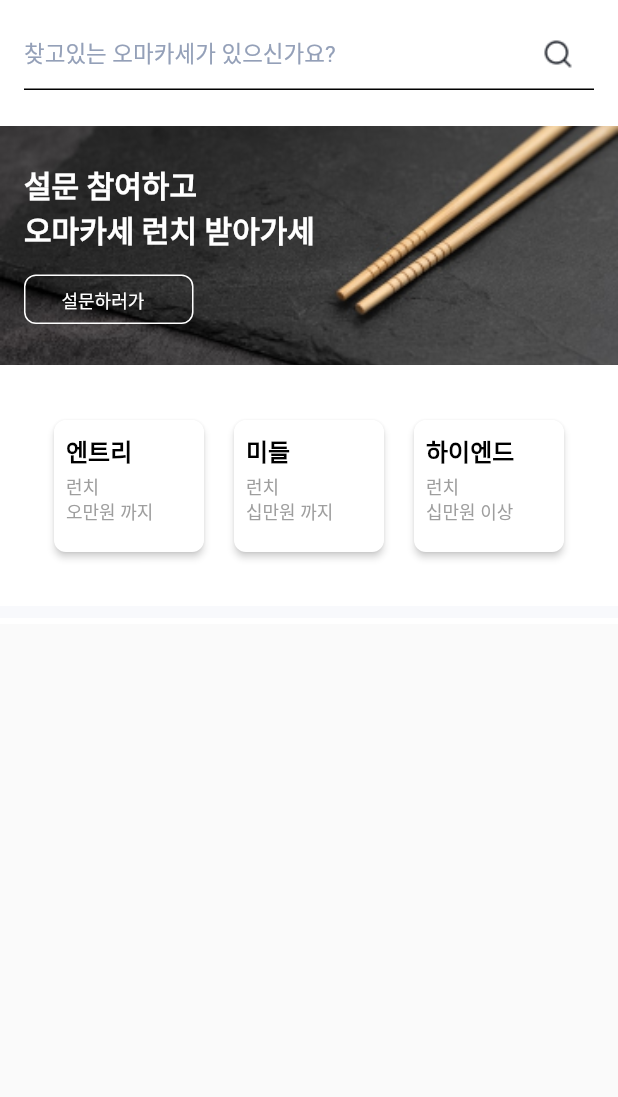
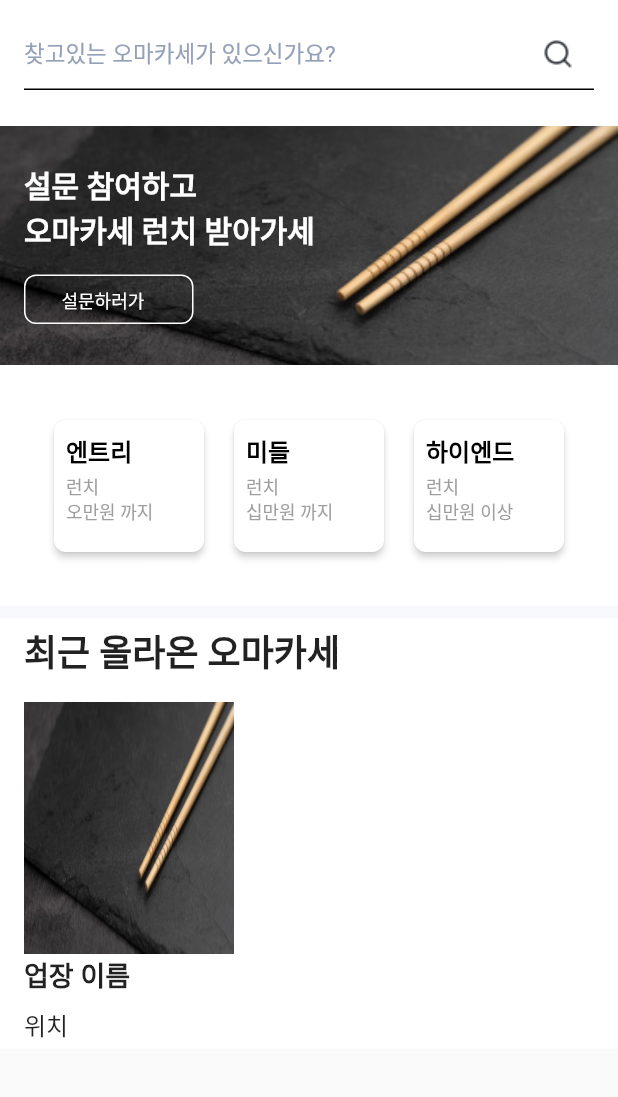
Before and after one commit to sushiOya/sushiOya-mobile, a Flutter app: the screen it shows after launch, on a phone screen of 412 x 824 dp, the part 84-1181 px from its top. Run offline on Flutter 3.47's test engine with Material 2 defaults, Android fonts, the phone set to English and light mode, and no system bars.

Commit message:
최근 올라온 오마카세 작성

```diff
--- a/lib/screens/home_screen.dart
+++ b/lib/screens/home_screen.dart
@@ -57,6 +57,7 @@ class _HomeScreenState extends State<HomeScreen> {
           child: ColoredBox(
             color: Colors.white,
             child: Column(
+              crossAxisAlignment: CrossAxisAlignment.start,
               children: [
                 Container(
                   color: Colors.white,
@@ -65,7 +66,8 @@ class _HomeScreenState extends State<HomeScreen> {
                     focusNode: inputFocus,
                     decoration: InputDecoration(
                       enabledBorder: const UnderlineInputBorder(
-                          borderSide: BorderSide(color: Colors.black)),
+                        borderSide: BorderSide(color: Colors.black),
+                      ),
                       hintStyle: const TextStyle(
                         fontSize: 15,
                         color: Color(0XFF94A0B8),
@@ -78,7 +80,7 @@ class _HomeScreenState extends State<HomeScreen> {
                 ),
                 Stack(
                   children: [
-                    Container(
+                    SizedBox(
                       width: double.infinity,
                       height: 159,
                       child: Image.asset('asset/images/banner/main_banner.png',
@@ -90,8 +92,8 @@ class _HomeScreenState extends State<HomeScreen> {
                       child: Container(
                         width: 113,
                         height: 33,
-                        padding:
-                            const EdgeInsets.symmetric(vertical: 7, horizontal: 24),
+                        padding: const EdgeInsets.symmetric(
+                            vertical: 7, horizontal: 24),
                         decoration: BoxDecoration(
                           borderRadius: BorderRadius.circular(8),
                           border: Border.all(width: 1.0, color: Colors.white),
@@ -273,10 +275,63 @@ class _HomeScreenState extends State<HomeScreen> {
                     ],
                   ),
                 ),
-                Divider(
+                const Divider(
                   thickness: 8,
                   color: Color(0xFFF8F9FC),
                 ),
+                Padding(
+                  padding: const EdgeInsets.symmetric(horizontal: 16.0),
+                  child: Column(
+                    crossAxisAlignment: CrossAxisAlignment.start,
+                    children: [
+                      const Text(
+                        '최근 올라온 오마카세',
+                        style: TextStyle(
+                          fontSize: 24,
+                          fontWeight: FontWeight.w700,
+                        ),
+                      ),
+                      SizedBox(
+                        height: 16.0,
+                      ),
+                      SizedBox(
+                        width: 140,
+                        height: 231,
+                        child: Column(
+                          crossAxisAlignment: CrossAxisAlignment.start,
+                          children: [
+                            Stack(
+                              children: [
+                                SizedBox(
+                                  width: 140,
+                                  height: 168,
+                                  child: Image.asset('asset/images/banner/main_banner.png',
+                                    fit: BoxFit.fill,
+                                      ),
+                                ),
+                              ],
+                            ),
+                            const Text(
+                              '업장 이름',
+                              style: TextStyle(
+                                fontWeight: FontWeight.w700,
+                                fontSize: 18,
+                              ),
+                            ),
+                            const SizedBox(height: 8,),
+                            const Text(
+                              '위치',
+                              style: TextStyle(
+                                fontWeight: FontWeight.w400,
+                                fontSize: 16,
+                              ),
+                            ),
+                          ],
+                        )
+                      ),
+                    ],
+                  ),
+                )
               ],
             ),
           ),
```
Also changed, not shown: 1 other file.
